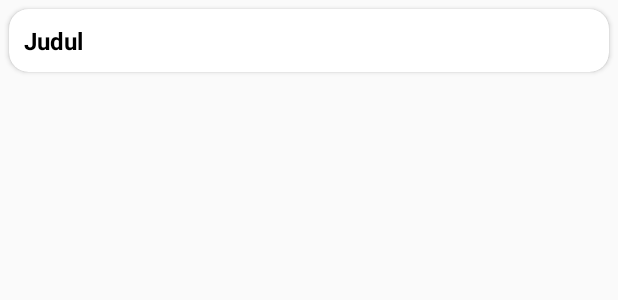
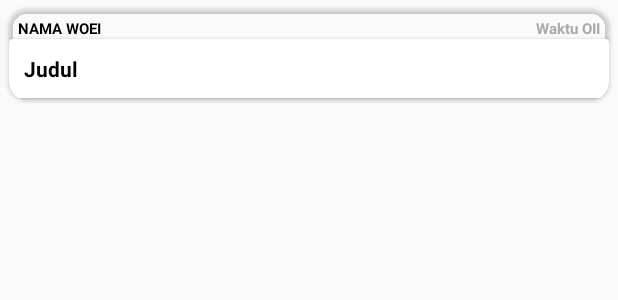
Before and after one commit to ahmadicorp01/Sipkfinal, an Android app: the layout chat_pengguna_row.xml on its own in the app's theme, with its tools: preview values and no code run, on a phone screen of 412 x 824 dp. Shown: the top 300 px of the screen. Run offline under Robolectric (Android 15) with nearby library versions, the phone set to English and light mode, and no system bars.

Commit message:
Mau CHatting

```diff
--- /dev/null
+++ b/app/src/main/java/com/example/sipkfinal/ChatAdapter.java
@@ -0,0 +1,4 @@
+package com.example.sipkfinal;
+
+public class ChatAdapter {
+}
--- a/app/src/main/res/layout/chat_pengguna_row.xml
+++ b/app/src/main/res/layout/chat_pengguna_row.xml
@@ -1,29 +1,61 @@
 <?xml version="1.0" encoding="utf-8"?>
 <android.support.v7.widget.CardView
     xmlns:android="http://schemas.android.com/apk/res/android"
+    xmlns:app="http://schemas.android.com/apk/res-auto"
+    app:cardBackgroundColor="@android:color/transparent"
     android:layout_width="match_parent"
-    android:layout_height="wrap_content"
-    xmlns:app="http://schemas.android.com/apk/res-auto"
-    android:layout_margin="6.0dp"
+    android:layout_height="61dp"
+    android:layout_margin="6dp"
     app:cardCornerRadius="13dp">
 
+    <RelativeLayout
+        android:layout_width="wrap_content"
+        android:layout_height="wrap_content"
+        android:padding="6dp">
+        <TextView
+            android:id="@+id/mnama_pengguna"
+            android:textSize="10dp"
+            android:textStyle="bold"
+            android:textColor="@android:color/black"
+            android:layout_width="wrap_content"
+            android:layout_height="wrap_content"
+            android:text="NAMA WOEI"
+            android:layout_alignParentTop="true" />
 
+        <TextView
+            android:id="@+id/mwaktu"
+            android:textSize="10dp"
+            android:textStyle="bold"
+            android:textColor="@android:color/darker_gray"
+            android:layout_width="wrap_content"
+            android:layout_height="wrap_content"
+            android:layout_alignBaseline="@id/mnama_pengguna"
+            android:layout_alignParentRight="true"
+            android:text="Waktu OII"
+            android:layout_alignParentTop="true" />
+
+    </RelativeLayout>
+
+    <android.support.v7.widget.CardView
+        android:layout_width="wrap_content"
+        android:layout_marginTop="20dp"
+        android:layout_height="wrap_content">
     <RelativeLayout
         android:padding="6.0dip"
         android:layout_width="match_parent"
-        android:layout_height="wrap_content"
+        android:layout_height="match_parent"
         android:layout_margin="4.0dp">
 
         <TextView
             android:id="@+id/mpesan"
-            android:textSize="16.0dip"
+            android:textSize="14dp"
             android:textStyle="bold"
             android:textColor="@android:color/black"
-            android:layout_width="wrap_content"
+            android:layout_width="match_parent"
             android:layout_height="wrap_content"
             android:text="Judul"
             android:layout_alignParentTop="true" />
-
     </RelativeLayout>
+    </android.support.v7.widget.CardView>
 
 </android.support.v7.widget.CardView>
```
